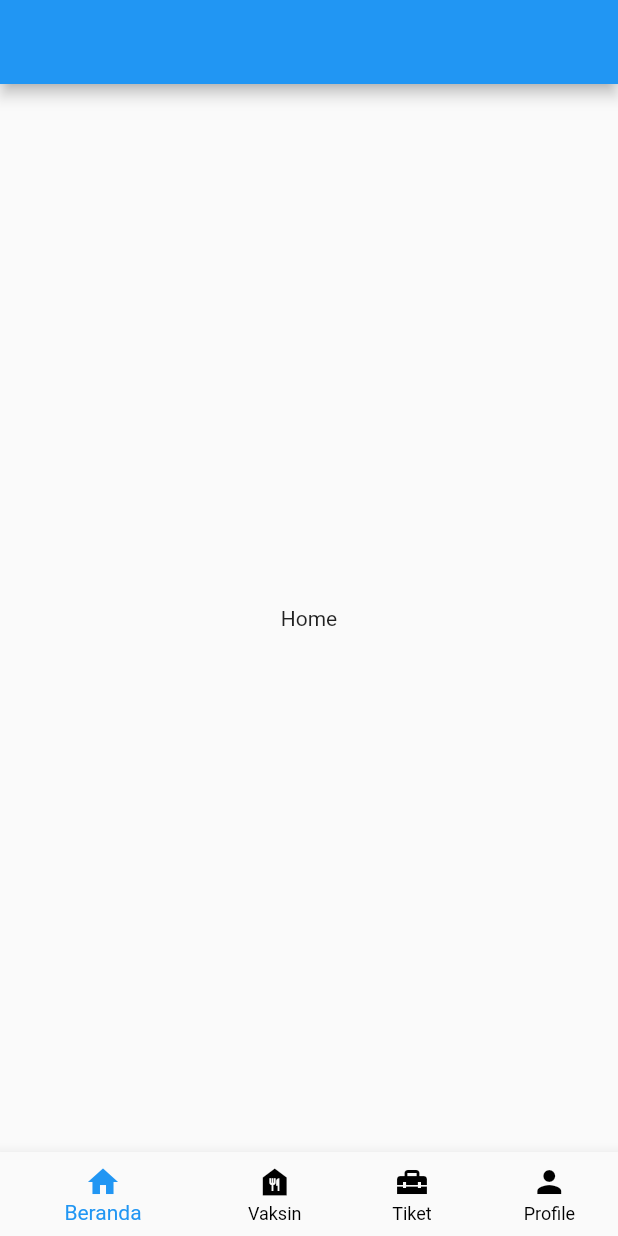
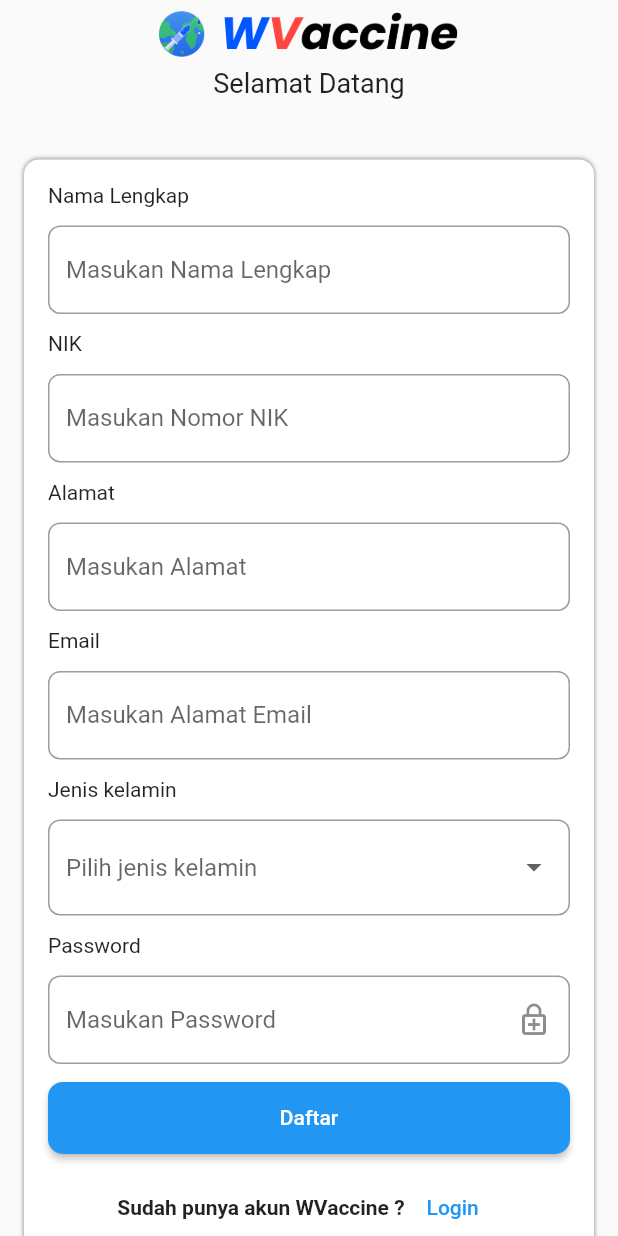
Before and after one commit to capstone-vaccine-book-17/VaccineBooking-MB, a Flutter app: the screen it shows after launch, on a phone screen of 412 x 824 dp. Run offline on Flutter 3.47's test engine with Material 2 defaults, Android fonts, the phone set to English and light mode, and no system bars; our stand-ins replace email_validator.

Commit message:
Login and Register Page

```diff
--- /dev/null
+++ b/lib/features/auth/register_page.dart
@@ -0,0 +1,266 @@
+import 'package:email_validator/email_validator.dart';
+import 'package:flutter/material.dart';
+import 'package:w_vaccine/features/auth/login_page.dart';
+
+class RegisterPage extends StatefulWidget {
+  const RegisterPage({super.key});
+
+  @override
+  State<RegisterPage> createState() => _RegisterPageState();
+}
+
+class _RegisterPageState extends State<RegisterPage> {
+  final ValueNotifier<bool> _isShowPass = ValueNotifier(true);
+  final ValueNotifier<String> _selectedGender = ValueNotifier('');
+  @override
+  Widget build(BuildContext context) {
+    return Scaffold(
+      body: SafeArea(
+        child: Center(
+          child: SingleChildScrollView(
+            child: Column(
+              children: [
+                Image.asset('assets/images/Frame.png', width: 200),
+                const Text(
+                  'Selamat Datang',
+                  style: TextStyle(fontSize: 18),
+                ),
+                const SizedBox(height: 24),
+                Padding(
+                  padding: const EdgeInsets.all(16.0),
+                  child: _form(),
+                ),
+              ],
+            ),
+          ),
+        ),
+      ),
+    );
+  }
+
+  Widget _form() {
+    return Form(
+      child: Container(
+        // width: double.infinity,
+        // height: 375,
+        padding: const EdgeInsets.all(16.0),
+        decoration: BoxDecoration(
+          borderRadius: const BorderRadius.all(Radius.circular(10)),
+          color: Colors.white,
+          boxShadow: [
+            BoxShadow(
+              color: Colors.black.withOpacity(0.5),
+              spreadRadius: 0,
+              blurRadius: 2,
+              offset: const Offset(0, 0),
+            ),
+          ],
+        ),
+        child: Column(
+          crossAxisAlignment: CrossAxisAlignment.start,
+          children: [
+            /// Full Name
+            const Text('Nama Lengkap'),
+            const SizedBox(height: 12.0),
+            TextFormField(
+              decoration: const InputDecoration(
+                hintText: 'Masukan Nama Lengkap',
+                border: OutlineInputBorder(
+                  borderRadius: BorderRadius.all(
+                    Radius.circular(8),
+                  ),
+                ),
+              ),
+              validator: (value) {
+                if (value == null) {
+                  return "Silahkan masukan nama lengkap";
+                }
+                return null;
+              },
+            ),
+            const SizedBox(height: 12.0),
+
+            /// NIK
+            const Text('NIK'),
+            const SizedBox(height: 12.0),
+            TextFormField(
+              keyboardType: TextInputType.number,
+              decoration: const InputDecoration(
+                hintText: 'Masukan Nomor NIK',
+                border: OutlineInputBorder(
+                  borderRadius: BorderRadius.all(
+                    Radius.circular(8),
+                  ),
+                ),
+              ),
+              validator: (value) {
+                if (value == null || value.length != 16) {
+                  return "Silahkan masukan 16 digit angka";
+                }
+                return null;
+              },
+            ),
+            const SizedBox(height: 12.0),
+
+            /// Address / Alamat
+            const Text('Alamat'),
+            const SizedBox(height: 12.0),
+            TextFormField(
+              keyboardType: TextInputType.number,
+              decoration: const InputDecoration(
+                hintText: 'Masukan Alamat',
+                border: OutlineInputBorder(
+                  borderRadius: BorderRadius.all(
+                    Radius.circular(8),
+                  ),
+                ),
+              ),
+              validator: (value) {
+                if (value == null) {
+                  return "Silahkan masukan Alamt";
+                }
+                return null;
+              },
+            ),
+            const SizedBox(height: 12.0),
+
+            /// Email
+            const Text('Email'),
+            const SizedBox(height: 12.0),
+            TextFormField(
+              keyboardType: TextInputType.emailAddress,
+              decoration: const InputDecoration(
+                hintText: 'Masukan Alamat Email',
+                border: OutlineInputBorder(
+                  borderRadius: BorderRadius.all(
+                    Radius.circular(8),
+                  ),
+                ),
+              ),
+              validator: (value) {
+                if (value == null || EmailValidator.validate(value)) {
+                  return "Silahkan masukan alamat email dengan benar";
+                }
+                return null;
+              },
+            ),
+            const SizedBox(height: 12.0),
+
+            /// Gender / Jenis Kelamin
+            const Text('Jenis kelamin'),
+            const SizedBox(height: 12.0),
+            ValueListenableBuilder(
+              valueListenable: _selectedGender,
+              builder: (context, value, child) {
+                return FormField<String>(
+                  builder: (field) {
+                    return InputDecorator(
+                      decoration: const InputDecoration(
+                          hintText: 'Pilih jenis kelamin',
+                          border: OutlineInputBorder(
+                            borderRadius: BorderRadius.all(Radius.circular(8)),
+                          )),
+                      isEmpty: _selectedGender.value == '',
+                      child: DropdownButtonHideUnderline(
+                        child: DropdownButton<String>(
+                          value: _selectedGender.value,
+                          isDense: true,
+                          items: ['', 'laki-laki', 'perempuan']
+                              .map(
+                                (e) => DropdownMenuItem<String>(
+                                  value: e,
+                                  child: Text(e),
+                                ),
+                              )
+                              .toList(),
+                          onChanged: (value) {
+                            _selectedGender.value = value!;
+                          },
+                        ),
+                      ),
+                    );
+                  },
+                );
+              },
+            ),
+            const SizedBox(height: 12.0),
+
+            /// Password
+            const Text('Password'),
+            const SizedBox(height: 12.0),
+            ValueListenableBuilder(
+              valueListenable: _isShowPass,
+              builder: (context, value, child) {
+                return TextFormField(
+                  obscureText: _isShowPass.value,
+                  keyboardType: TextInputType.emailAddress,
+                  decoration: InputDecoration(
+                    hintText: 'Masukan Password',
+                    border: const OutlineInputBorder(
+                      borderRadius: BorderRadius.all(
+                        Radius.circular(8),
+                      ),
+                    ),
+                    suffixIcon: IconButton(
+                      onPressed: () {
+                        _isShowPass.value = !_isShowPass.value;
+                      },
+                      icon: Icon(_isShowPass.value
+                          ? Icons.enhanced_encryption_outlined
+                          : Icons.no_encryption_gmailerrorred_outlined),
+                    ),
+                  ),
+                  validator: (value) {
+                    if (value == null || value.length < 6) {
+                      return "Silahkan masukan password lebih dari 6";
+                    }
+                    return null;
+                  },
+                );
+              },
+            ),
+
+            /// Register Button
+            const SizedBox(height: 12.0),
+            ElevatedButton(
+              onPressed: () {},
+              style: ElevatedButton.styleFrom(
+                minimumSize: const Size.fromHeight(48),
+                shape: RoundedRectangleBorder(
+                  borderRadius: BorderRadius.circular(10),
+                ),
+              ),
+              child: const Text('Daftar'),
+            ),
+            const SizedBox(height: 12.0),
+            Row(
+              mainAxisAlignment: MainAxisAlignment.center,
+              children: [
+                const Text(
+                  'Sudah punya akun WVaccine ?',
+                  style: TextStyle(fontWeight: FontWeight.bold),
+                ),
+                TextButton(
+                  onPressed: () {
+                    Navigator.pushReplacement(
+                      context,
+                      MaterialPageRoute(
+                        builder: (context) => const LoginPage(),
+                      ),
+                    );
+                  },
+                  child: const Text(
+                    'Login',
+                    style: TextStyle(
+                      color: Colors.blue,
+                    ),
+                  ),
+                )
+              ],
+            )
+          ],
+        ),
+      ),
+    );
+  }
+}
--- a/lib/main.dart
+++ b/lib/main.dart
@@ -1,6 +1,10 @@
 import 'package:flutter/material.dart';
+import 'package:w_vaccine/features/auth/old_login_page.dart';
+import 'package:w_vaccine/features/auth/register_page.dart';
 import 'package:w_vaccine/features/index_navigation.dart';
 import 'package:w_vaccine/styles/theme.dart';
+
+import 'features/auth/login_page.dart';
 
 void main() {
   WidgetsFlutterBinding.ensureInitialized();
@@ -16,7 +20,10 @@
       title: 'WVaccine',
       debugShowCheckedModeBanner: true,
       theme: lightTheme,
-      home: const IndexNavigation(),
+      // home: const IndexNavigation(),
+      // home: const LoginPage(),
+      // home: const OldLoginPage(),
+      home: const RegisterPage(),
     );
   }
 }
--- a/pubspec.yaml
+++ b/pubspec.yaml
@@ -36,6 +36,7 @@
   # Use with the CupertinoIcons class for iOS style icons.
   cupertino_icons: ^1.0.2
   provider: ^6.0.4
+  email_validator: ^2.1.17
 
 dev_dependencies:
   flutter_test:
```
Also changed, not shown: lib/features/auth/login_page.dart (added, +170 -0 lines), lib/features/auth/old_login_page.dart (renamed from lib/pages/login_page.dart, +9 -14 lines), assets/images/Frame.png (renamed from images/Frame.png), pubspec.lock.
